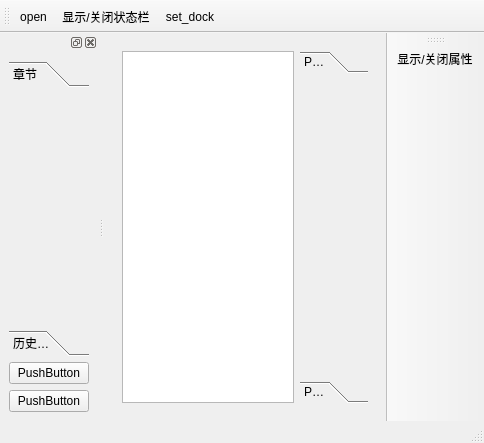
upkeke/comiccpp, file mainwindow.ui: the form before one commit.
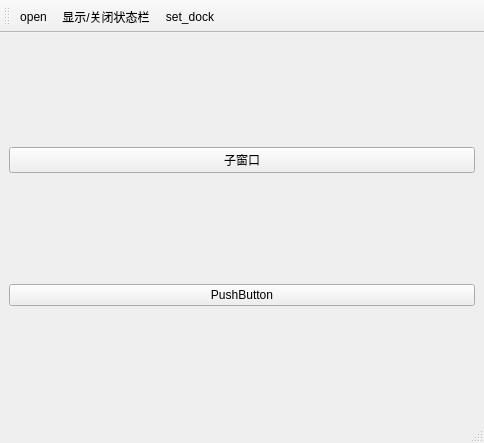
The form after the commit. Icons and pictures are not drawn.

Commit message: 创建额外的窗口专门显示漫画，主窗口显示漫画目录

What changed in the file:
```diff
--- a/mainwindow.ui
+++ b/mainwindow.ui
@@ -14,112 +14,24 @@
    <string>MainWindow</string>
   </property>
   <widget class="QWidget" name="centralwidget">
-   <layout class="QHBoxLayout" name="horizontalLayout">
+   <layout class="QVBoxLayout" name="verticalLayout">
     <item>
-     <widget class="QWidget" name="widget" native="true">
-      <layout class="QHBoxLayout" name="horizontalLayout_2">
-       <item>
-        <widget class="QGraphicsView" name="graphicsView">
-         <property name="dragMode">
-          <enum>QGraphicsView::ScrollHandDrag</enum>
-         </property>
-        </widget>
-       </item>
-       <item>
-        <widget class="QToolBox" name="toolBox_2">
-         <property name="currentIndex">
-          <number>0</number>
-         </property>
-         <widget class="QWidget" name="page_3">
-          <property name="geometry">
-           <rect>
-            <x>0</x>
-            <y>0</y>
-            <width>68</width>
-            <height>286</height>
-           </rect>
-          </property>
-          <attribute name="label">
-           <string>Page 1</string>
-          </attribute>
-         </widget>
-         <widget class="QWidget" name="page_4">
-          <property name="geometry">
-           <rect>
-            <x>0</x>
-            <y>0</y>
-            <width>68</width>
-            <height>286</height>
-           </rect>
-          </property>
-          <attribute name="label">
-           <string>Page 2</string>
-          </attribute>
-         </widget>
-        </widget>
-       </item>
-      </layout>
+     <widget class="QPushButton" name="pushButton">
+      <property name="text">
+       <string>子窗口</string>
+      </property>
+     </widget>
+    </item>
+    <item>
+     <widget class="QPushButton" name="pushButton_2">
+      <property name="text">
+       <string>PushButton</string>
+      </property>
      </widget>
     </item>
    </layout>
   </widget>
   <widget class="QStatusBar" name="statusbar"/>
-  <widget class="QDockWidget" name="dockWidget">
-   <attribute name="dockWidgetArea">
-    <number>1</number>
-   </attribute>
-   <widget class="QWidget" name="dockWidgetContents">
-    <layout class="QVBoxLayout" name="verticalLayout_2">
-     <item>
-      <widget class="QToolBox" name="toolBox">
-       <property name="currentIndex">
-        <number>0</number>
-       </property>
-       <widget class="QWidget" name="page">
-        <property name="geometry">
-         <rect>
-          <x>0</x>
-          <y>0</y>
-          <width>80</width>
-          <height>225</height>
-         </rect>
-        </property>
-        <attribute name="label">
-         <string>章节</string>
-        </attribute>
-       </widget>
-       <widget class="QWidget" name="page_2">
-        <property name="geometry">
-         <rect>
-          <x>0</x>
-          <y>0</y>
-          <width>80</width>
-          <height>225</height>
-         </rect>
-        </property>
-        <attribute name="label">
-         <string>历史记录</string>
-        </attribute>
-       </widget>
-      </widget>
-     </item>
-     <item>
-      <widget class="QPushButton" name="pushButton_3">
-       <property name="text">
-        <string>PushButton</string>
-       </property>
-      </widget>
-     </item>
-     <item>
-      <widget class="QPushButton" name="pushButton_4">
-       <property name="text">
-        <string>PushButton</string>
-       </property>
-      </widget>
-     </item>
-    </layout>
-   </widget>
-  </widget>
   <widget class="QToolBar" name="toolBar">
    <property name="windowTitle">
     <string>toolBar</string>
@@ -134,24 +46,6 @@
    <addaction name="actionBar"/>
    <addaction name="actionset_dock"/>
   </widget>
-  <widget class="QToolBar" name="toolBar_2">
-   <property name="windowTitle">
-    <string>toolBar_2</string>
-   </property>
-   <property name="layoutDirection">
-    <enum>Qt::LeftToRight</enum>
-   </property>
-   <property name="orientation">
-    <enum>Qt::Vertical</enum>
-   </property>
-   <attribute name="toolBarArea">
-    <enum>RightToolBarArea</enum>
-   </attribute>
-   <attribute name="toolBarBreak">
-    <bool>false</bool>
-   </attribute>
-   <addaction name="actionDock"/>
-  </widget>
   <action name="actionDock">
    <property name="icon">
     <iconset resource="res.qrc">
```
The commit also changes 5 other files.
